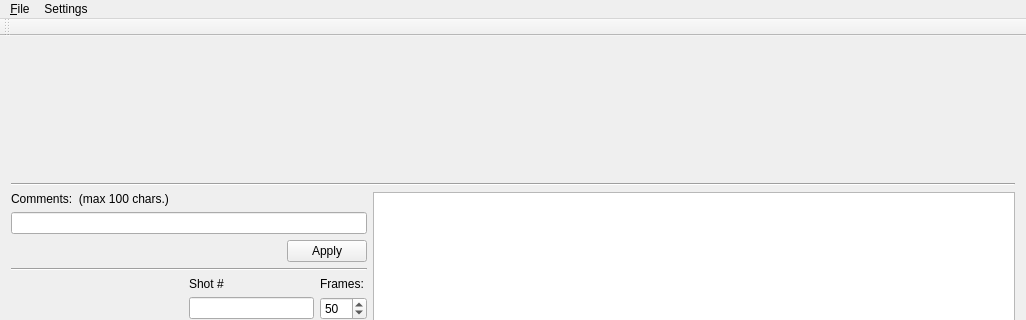
davidlamhauge/dastoryboard, file mainwindow.ui: the form before one commit; both pictures show x 0 to 1026 and y 0 to 320 of the 1026 by 818 pixel window.
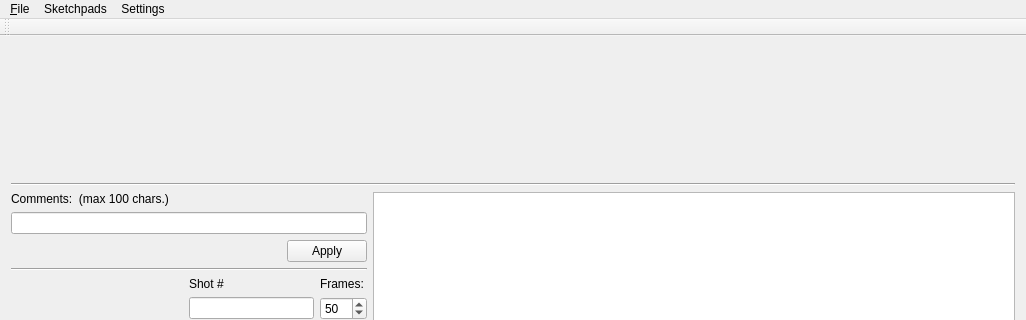
The form after the commit.

```diff
--- a/mainwindow.ui
+++ b/mainwindow.ui
@@ -305,8 +305,20 @@
     <addaction name="menuSave_Pen"/>
     <addaction name="actionSet_Pen_width"/>
     <addaction name="actionSet_Pen_Color"/>
+    <addaction name="menuLoad_Pen"/>
+    <addaction name="menuSave_Pen"/>
+    <addaction name="separator"/>
+    <addaction name="actionSave_Settings"/>
+   </widget>
+   <widget class="QMenu" name="menuEdit">
+    <property name="title">
+     <string>Sketchpads</string>
+    </property>
+    <addaction name="actionAppend_Sketchpad"/>
+    <addaction name="actionInsert_Sketchpad"/>
    </widget>
    <addaction name="menu_File"/>
+   <addaction name="menuEdit"/>
    <addaction name="menuSettings"/>
   </widget>
   <widget class="QToolBar" name="mainToolBar">
```
Left out of the diff: 28 changed lines with no effect on the pictures.
